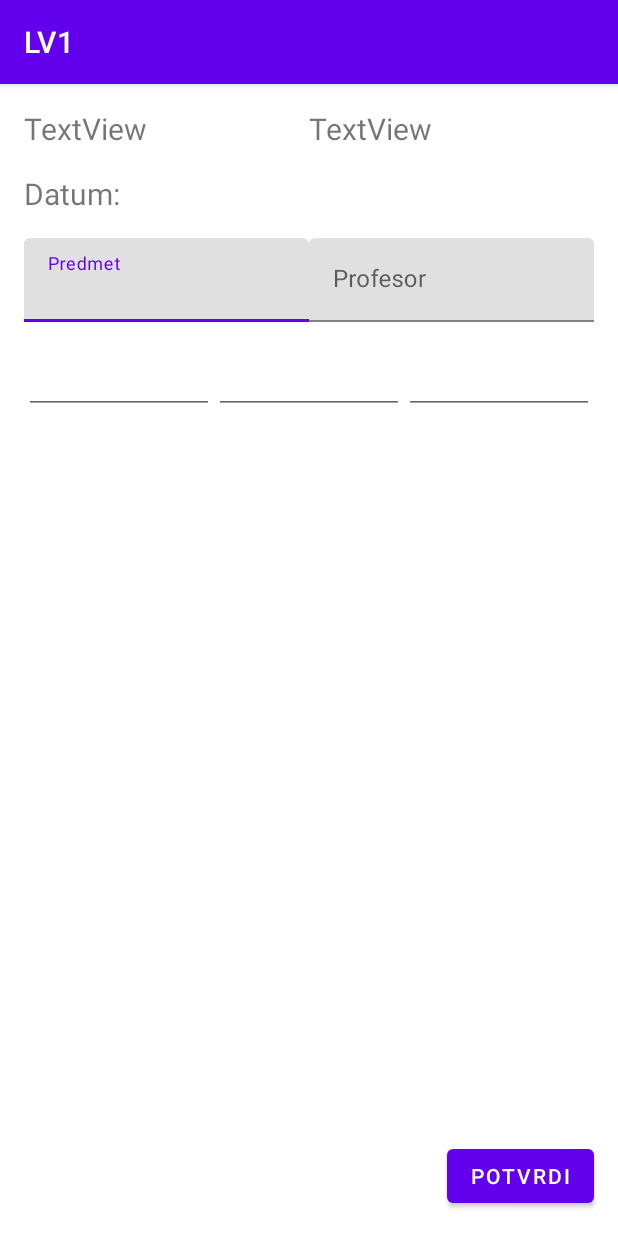
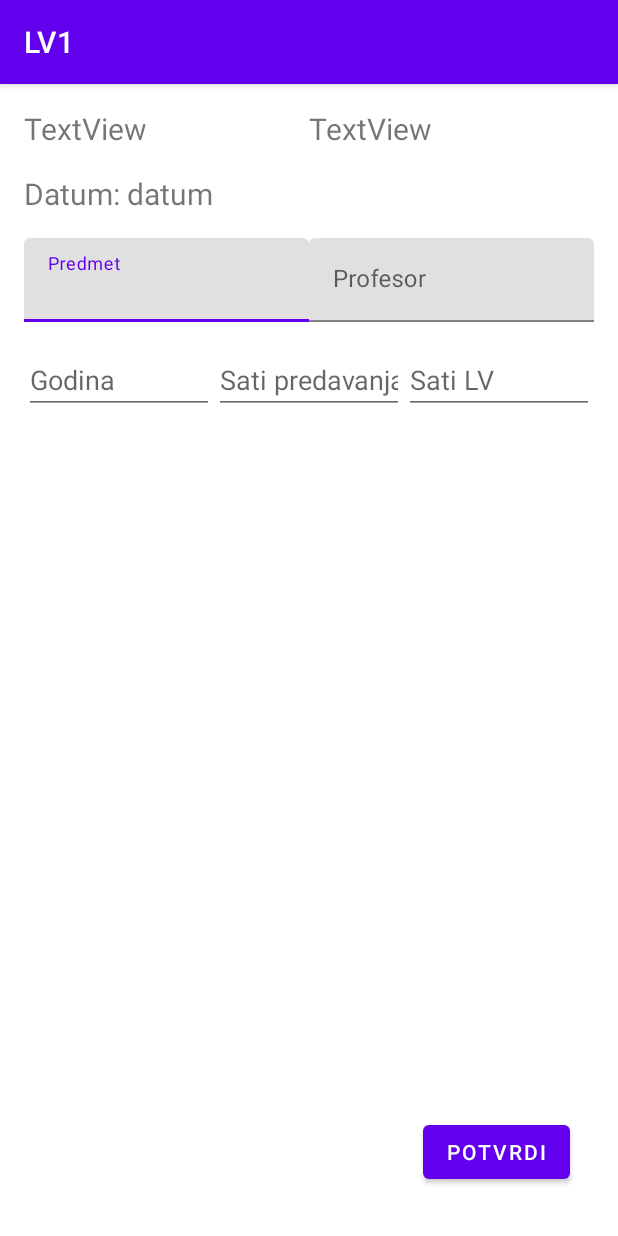
Before and after one commit to LukaMajcenic/PMA, an Android app: the StudentInfoActivity screen opened directly, with no data from a screen before it, on a phone screen of 412 x 824 dp. Run offline under Robolectric (Android 15) with nearby library versions, the phone set to English and light mode, and no system bars.

Commit message:
Maknuti linear layouti

```diff
--- a/app/src/main/java/com/example/lv1/StudentInfoActivity.java
+++ b/app/src/main/java/com/example/lv1/StudentInfoActivity.java
@@ -49,6 +49,7 @@ public class StudentInfoActivity extends AppCompatActivity {
                 i.putExtra("godina", editText_godina.getText().toString());
                 i.putExtra("satiPredavanja", editText_satiPredavanja.getText().toString());
                 i.putExtra("satiLV", editText_satiLV.getText().toString());
+                i.putExtra("profesor", input_profesor.getEditText().getText().toString());
 
                 startActivity(i);
             }
--- a/app/src/main/res/layout/activity_student_info.xml
+++ b/app/src/main/res/layout/activity_student_info.xml
@@ -4,73 +4,61 @@
     xmlns:tools="http://schemas.android.com/tools"
     android:layout_width="match_parent"
     android:layout_height="match_parent"
+    android:padding="16dp"
     tools:context=".StudentInfoActivity">
-
-    <LinearLayout
-        android:id="@+id/linearLayoutTxt1"
-        android:layout_width="fill_parent"
-        android:layout_height="wrap_content"
-        android:layout_margin="16dp"
-        app:layout_constraintEnd_toEndOf="parent"
-        app:layout_constraintStart_toStartOf="parent"
-        app:layout_constraintTop_toTopOf="parent">
 
     <TextView
         android:id="@+id/textViewIme"
-            android:layout_width="fill_parent"
+        android:layout_width="0dp"
+        android:layout_height="wrap_content"
+        android:text="TextView"
+        android:textSize="20sp"
+        app:layout_constraintEnd_toStartOf="@+id/textViewPrezime"
+        app:layout_constraintStart_toStartOf="parent"
+        app:layout_constraintTop_toTopOf="parent" />
+
+    <TextView
+        android:id="@+id/textViewPrezime"
+        android:layout_width="0dp"
         android:layout_height="wrap_content"
         android:layout_weight="1"
         android:text="TextView"
-            android:textSize="20sp" />
+        android:textSize="20sp"
+        app:layout_constraintEnd_toEndOf="parent"
+        app:layout_constraintStart_toEndOf="@+id/textViewIme"
+        app:layout_constraintTop_toTopOf="parent" />
 
     <TextView
-            android:id="@+id/textViewPrezime"
-            android:layout_width="fill_parent"
-            android:layout_height="wrap_content"
-            android:layout_weight="1"
-            android:text="TextView"
-            android:textSize="20sp" />
-    </LinearLayout>
-
-    <LinearLayout
-        android:id="@+id/linearLayoutTxt2"
-        android:layout_width="fill_parent"
-        android:layout_height="wrap_content"
-        android:layout_margin="16dp"
-        app:layout_constraintEnd_toEndOf="parent"
-        app:layout_constraintStart_toStartOf="parent"
-        app:layout_constraintTop_toBottomOf="@+id/linearLayoutTxt1">
-
-        <TextView
+        android:id="@+id/textViewDatumReadOnly"
         android:layout_width="wrap_content"
         android:layout_height="wrap_content"
+        android:layout_marginTop="16dp"
         android:text="Datum: "
-            android:textSize="20sp" />
+        android:textSize="20sp"
+        app:layout_constraintEnd_toStartOf="@+id/textViewDatum"
+        app:layout_constraintStart_toStartOf="parent"
+        app:layout_constraintTop_toBottomOf="@+id/textViewIme" />
 
     <TextView
         android:id="@+id/textViewDatum"
-            android:layout_width="fill_parent"
+        android:layout_width="0dp"
         android:layout_height="wrap_content"
+        android:layout_marginTop="16dp"
         android:layout_weight="1"
-            android:textSize="20sp" />
-    </LinearLayout>
-
-    <LinearLayout
-        android:id="@+id/linearLayoutTxt3"
-        android:layout_width="fill_parent"
-        android:layout_height="wrap_content"
-        android:layout_margin="16dp"
+        android:text="datum"
+        android:textSize="20sp"
         app:layout_constraintEnd_toEndOf="parent"
-        app:layout_constraintStart_toStartOf="parent"
-        app:layout_constraintTop_toBottomOf="@+id/linearLayoutTxt2">
+        app:layout_constraintStart_toEndOf="@+id/textViewDatumReadOnly"
+        app:layout_constraintTop_toBottomOf="@+id/textViewPrezime" />
 
     <com.google.android.material.textfield.TextInputLayout
         android:id="@+id/input_predmet"
-            android:layout_width="fill_parent"
+        android:layout_width="0dp"
         android:layout_height="wrap_content"
-            android:layout_weight="1"
-            app:layout_constraintEnd_toEndOf="parent"
-            app:layout_constraintStart_toStartOf="parent">
+        android:layout_marginTop="16dp"
+        app:layout_constraintEnd_toStartOf="@+id/input_profesor"
+        app:layout_constraintStart_toStartOf="parent"
+        app:layout_constraintTop_toBottomOf="@+id/textViewDatum">
 
         <com.google.android.material.textfield.TextInputEditText
             android:layout_width="match_parent"
@@ -80,54 +68,54 @@
 
     <com.google.android.material.textfield.TextInputLayout
         android:id="@+id/input_profesor"
-            android:layout_width="fill_parent"
+        android:layout_width="0dp"
         android:layout_height="wrap_content"
-            android:layout_weight="1"
+        android:layout_marginTop="16dp"
         app:layout_constraintEnd_toEndOf="parent"
-            app:layout_constraintStart_toStartOf="parent">
+        app:layout_constraintStart_toEndOf="@+id/input_predmet"
+        app:layout_constraintTop_toBottomOf="@+id/textViewDatum">
 
         <com.google.android.material.textfield.TextInputEditText
             android:layout_width="match_parent"
             android:layout_height="wrap_content"
             android:hint="Profesor" />
     </com.google.android.material.textfield.TextInputLayout>
-    </LinearLayout>
-
-    <LinearLayout
-        android:id="@+id/linearLayoutTxt4"
-        android:layout_width="fill_parent"
-        android:layout_height="wrap_content"
-        android:layout_margin="16dp"
-        android:orientation="horizontal"
-        app:layout_constraintEnd_toEndOf="parent"
-        app:layout_constraintStart_toStartOf="parent"
-        app:layout_constraintTop_toBottomOf="@+id/linearLayoutTxt3">
 
     <EditText
         android:id="@+id/editTextGodina"
-            android:layout_width="fill_parent"
+        android:layout_width="0dp"
         android:layout_height="wrap_content"
+        android:layout_marginTop="16dp"
         android:ems="10"
-            android:layout_weight="1"
-            android:inputType="numberSigned"/>
+        android:hint="Godina"
+        android:inputType="numberSigned"
+        app:layout_constraintEnd_toStartOf="@+id/editTextSatiPredavanja"
+        app:layout_constraintStart_toStartOf="parent"
+        app:layout_constraintTop_toBottomOf="@+id/input_profesor" />
 
     <EditText
         android:id="@+id/editTextSatiPredavanja"
-            android:layout_width="fill_parent"
+        android:layout_width="0dp"
         android:layout_height="wrap_content"
+        android:layout_marginTop="16dp"
         android:ems="10"
-            android:layout_weight="1"
-            android:inputType="numberSigned"/>
+        android:hint="Sati predavanja"
+        android:inputType="numberSigned"
+        app:layout_constraintEnd_toStartOf="@+id/editTextSatiLV"
+        app:layout_constraintStart_toEndOf="@+id/editTextGodina"
+        app:layout_constraintTop_toBottomOf="@+id/input_profesor" />
 
     <EditText
         android:id="@+id/editTextSatiLV"
-            android:layout_width="fill_parent"
+        android:layout_width="0dp"
         android:layout_height="wrap_content"
+        android:layout_marginTop="16dp"
         android:ems="10"
-            android:layout_weight="1"
-            android:inputType="numberSigned"/>
-
-    </LinearLayout>
+        android:hint="Sati LV"
+        android:inputType="numberSigned"
+        app:layout_constraintEnd_toEndOf="parent"
+        app:layout_constraintStart_toEndOf="@id/editTextSatiPredavanja"
+        app:layout_constraintTop_toBottomOf="@+id/input_profesor" />
 
     <Button
         android:id="@+id/btn_otvoriActivitiy2"
```
Also changed, not shown: app/src/main/res/layout/activity_personal_info.xml (+26 -49 lines), app/src/main/res/layout/activity_summary.xml (+28 -39 lines). Lines whose indentation alone changed are shown as unchanged.
